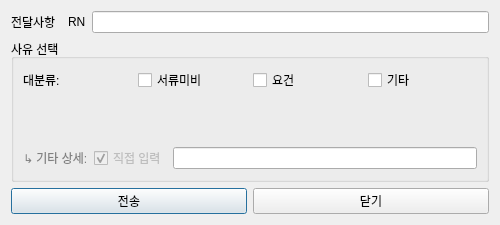
Qt form ui/special_note_dialog.ui (Glen-Lee-glitch/new_viewer) before a commit.
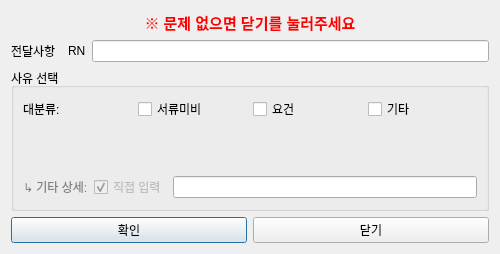
The same form after that commit.

Commit message: ui: specialnote dialog에 '공지' 추가

The edit to the form file:
```diff
--- a/ui/special_note_dialog.ui
+++ b/ui/special_note_dialog.ui
@@ -14,6 +14,19 @@
    <string>전달사항 입력</string>
   </property>
   <layout class="QVBoxLayout" name="verticalLayout">
+   <item>
+    <widget class="QLabel" name="notice_label">
+     <property name="styleSheet">
+      <string>color: red; font-weight: bold; font-size: 11pt;</string>
+     </property>
+     <property name="text">
+      <string>※ 문제 없으면 닫기를 눌러주세요</string>
+     </property>
+     <property name="alignment">
+      <set>Qt::AlignCenter</set>
+     </property>
+    </widget>
+   </item>
    <item>
     <layout class="QHBoxLayout" name="horizontalLayout_2">
      <item>
@@ -163,7 +176,7 @@
      <item>
       <widget class="QPushButton" name="pushButton">
        <property name="text">
-        <string>전송</string>
+        <string>확인</string>
        </property>
       </widget>
      </item>
```
Left out of the diff: 12 changed lines with no effect on the pictures.
